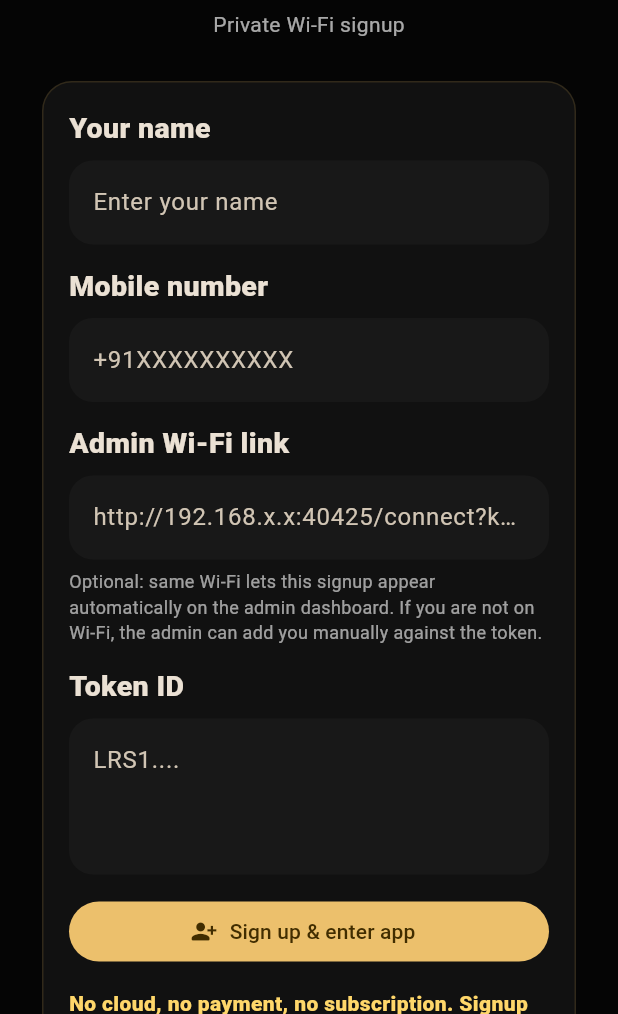
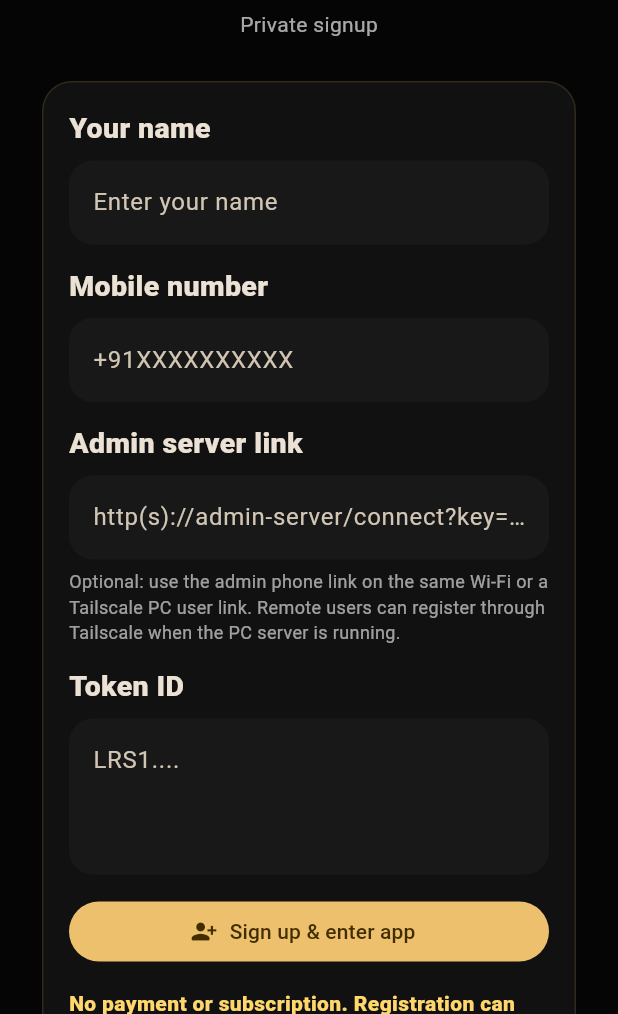
Before and after one commit to lrgroup-bot/Sangeet_duniya, a Flutter app: the ActivationScreen screen opened directly, on a phone screen of 412 x 824 dp, the part 222-1236 px from its top. Run offline on Flutter 3.47's test engine with Material 3 defaults, Android fonts, the phone set to English and light mode, and no system bars; our stand-ins replace audio_service, flutter_tts, just_audio, permission_handler, qr_flutter, shared_preferences and 1 more; missing offline and left inert: audio_session, ffmpeg_kit_flutter_new_audio; accounts and stored records are empty.

Commit message:
feat: support Tailscale server links on signup

```diff
--- a/lib/screens/activation_screen.dart
+++ b/lib/screens/activation_screen.dart
@@ -118,7 +118,7 @@ class _ActivationScreenState extends State<ActivationScreen> {
                   ),
                   const SizedBox(height: 6),
                   Text(
-                    'Private Wi-Fi signup',
+                    'Private signup',
                     style: TextStyle(
                       color: Colors.white.withValues(alpha: .65),
                     ),
@@ -163,7 +163,7 @@ class _ActivationScreenState extends State<ActivationScreen> {
                           ),
                           const SizedBox(height: 14),
                           const Text(
-                            'Admin Wi-Fi link',
+                            'Admin server link',
                             style: TextStyle(
                               fontSize: 19,
                               fontWeight: FontWeight.w900,
@@ -175,12 +175,12 @@ class _ActivationScreenState extends State<ActivationScreen> {
                             keyboardType: TextInputType.url,
                             decoration: const InputDecoration(
                               hintText:
-                                  'http://192.168.x.x:40425/connect?key=...',
+                                  'http(s)://admin-server/connect?key=...',
                             ),
                           ),
                           const SizedBox(height: 6),
                           Text(
-                            'Optional: same Wi-Fi lets this signup appear automatically on the admin dashboard. If you are not on Wi-Fi, the admin can add you manually against the token.',
+                            'Optional: use the admin phone link on the same Wi-Fi or a Tailscale PC user link. Remote users can register through Tailscale when the PC server is running.',
                             style: TextStyle(
                               color: Colors.white.withValues(alpha: .60),
                               fontSize: 12,
@@ -217,7 +217,7 @@ class _ActivationScreenState extends State<ActivationScreen> {
                           ),
                           const SizedBox(height: 14),
                           const Text(
-                            'No cloud, no payment, no subscription. Signup is sent directly from this phone to the administrator phone over the same Wi-Fi.',
+                            'No payment or subscription. Registration can use the local admin phone or the Tailscale PC server.',
                             style: TextStyle(
                               color: AppTheme.gold2,
                               fontWeight: FontWeight.w800,
```
